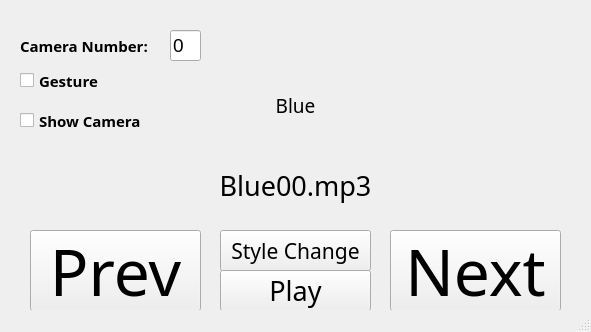
Riceair/GestureMusicPlayer_with_MusicRecognition, file Gesture Player/MusicPlayerUI.ui: the form before one commit.
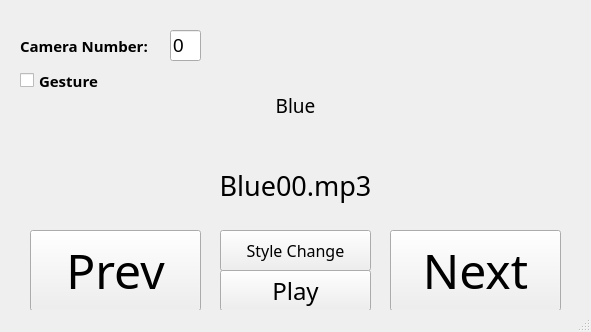
The form after the commit.

Diff of the .ui file:
```diff
--- a/Gesture Player/MusicPlayerUI.ui
+++ b/Gesture Player/MusicPlayerUI.ui
@@ -26,7 +26,7 @@
     <property name="font">
      <font>
       <family>Eras Demi ITC</family>
-      <pointsize>48</pointsize>
+      <pointsize>36</pointsize>
      </font>
     </property>
     <property name="text">
@@ -45,7 +45,7 @@
     <property name="font">
      <font>
       <family>Eras Demi ITC</family>
-      <pointsize>48</pointsize>
+      <pointsize>36</pointsize>
      </font>
     </property>
     <property name="text">
@@ -67,7 +67,7 @@
     <property name="font">
      <font>
       <family>Eras Bold ITC</family>
-      <pointsize>20</pointsize>
+      <pointsize>18</pointsize>
      </font>
     </property>
     <property name="text">
@@ -130,7 +130,7 @@
     <property name="font">
      <font>
       <family>Eras Demi ITC</family>
-      <pointsize>16</pointsize>
+      <pointsize>12</pointsize>
      </font>
     </property>
     <property name="text">
@@ -158,27 +158,6 @@
      <string>Gesture</string>
     </property>
    </widget>
-   <widget class="QCheckBox" name="showCameraUse">
-    <property name="geometry">
-     <rect>
-      <x>20</x>
-      <y>100</y>
-      <width>141</width>
-      <height>41</height>
-     </rect>
-    </property>
-    <property name="font">
-     <font>
-      <family>Arial Black</family>
-      <pointsize>11</pointsize>
-      <weight>75</weight>
-      <bold>true</bold>
-     </font>
-    </property>
-    <property name="text">
-     <string>Show Camera</string>
-    </property>
-   </widget>
    <widget class="QLineEdit" name="cameraNum">
     <property name="geometry">
      <rect>
```
